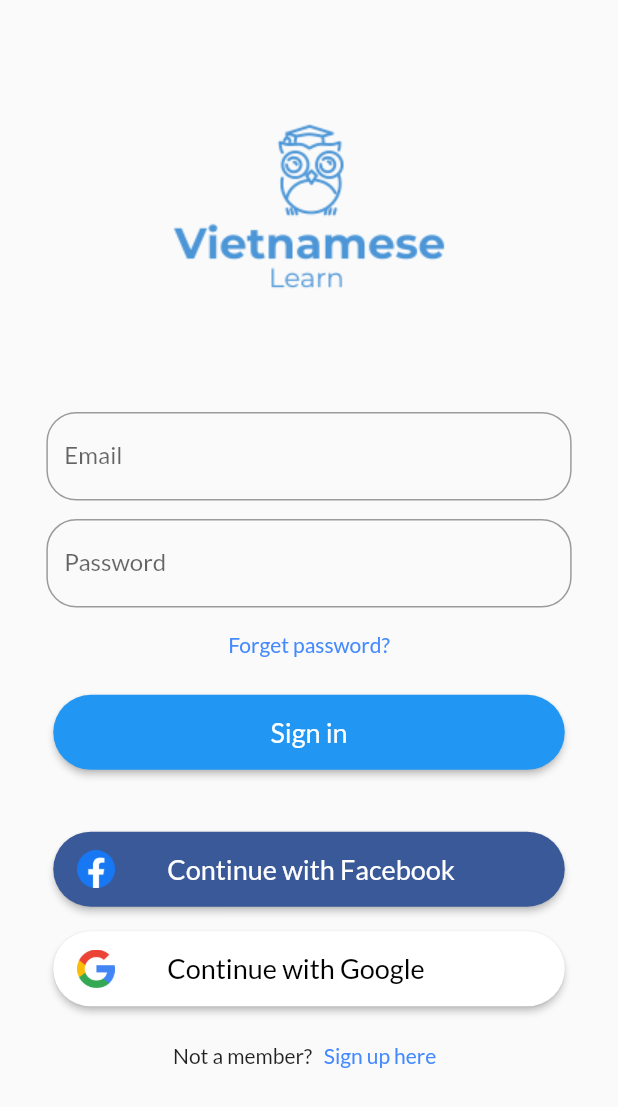
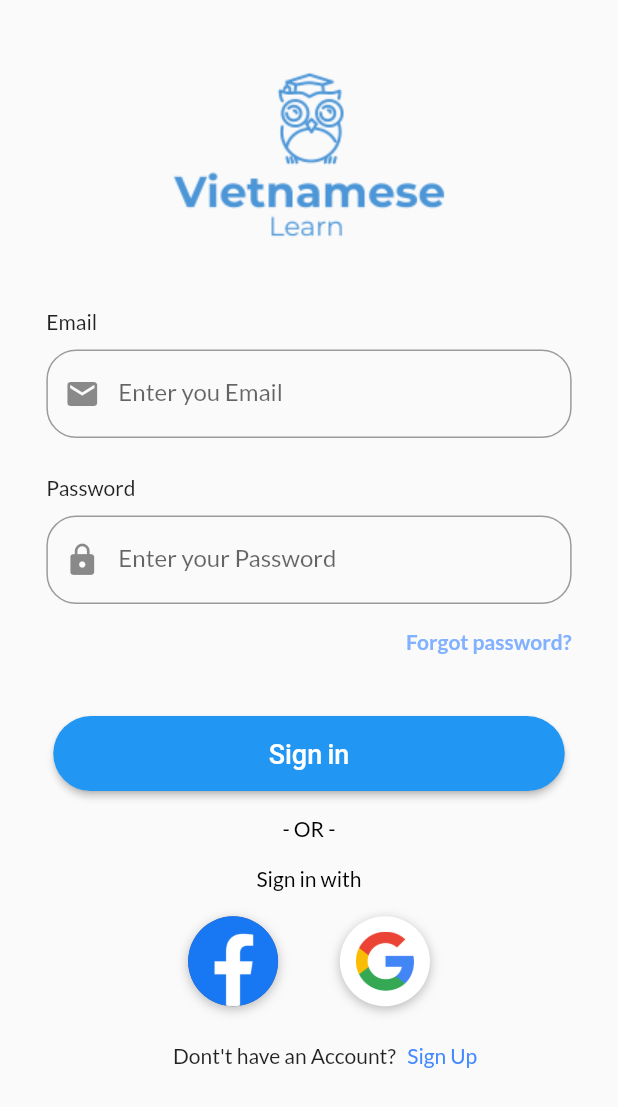
Before and after one commit to nguynduyanh169/vietnamese_learning, a Flutter app: the screen it shows after launch, on a phone screen of 412 x 824 dp. Shown: the top 1107 px of the screen. Run offline on Flutter 3.47's test engine with Material 2 defaults, Android fonts, the phone set to English and light mode, and no system bars; our stand-ins replace flutter_signin_button, flutter_svg, google_fonts, percent_indicator, persistent_bottom_nav_bar.

Commit message:
re-design home screen

```diff
--- a/lib/src/resources/login_page.dart
+++ b/lib/src/resources/login_page.dart
@@ -26,7 +26,7 @@ class _LoginPageState extends State<LoginPage> {
             mainAxisSize: MainAxisSize.max,
             children: <Widget>[
               Container(
-                height: MediaQuery.of(context).size.height / 3,
+                height: MediaQuery.of(context).size.height / 4,
                 decoration: BoxDecoration(
                     image: DecorationImage(
                         image:
@@ -34,15 +34,33 @@ class _LoginPageState extends State<LoginPage> {
               ),
               Container(
                 width: SizeConfig.blockSizeHorizontal * 85,
+                alignment: Alignment.topLeft,
+                padding: EdgeInsets.only(bottom: 10.0),
+
+                child: Text(
+                  "Email",
+                ),
+              ),
+              Container(
+                width: SizeConfig.blockSizeHorizontal * 85,
                 child: TextField(
                   decoration: InputDecoration(
                     border: OutlineInputBorder(
                         borderRadius: BorderRadius.circular(20.0)),
-                    labelText: 'Email',
+                    labelText: 'Enter you Email',
+                    prefixIcon: Icon(Icons.email),
                   ),
                 ),
               ),
-              SizedBox(height: SizeConfig.blockSizeVertical * 1.5),
+              SizedBox(height: SizeConfig.blockSizeVertical * 3.0),
+              Container(
+                width: SizeConfig.blockSizeHorizontal * 85,
+                alignment: Alignment.topLeft,
+                padding: EdgeInsets.only(bottom: 10.0),
+                child: Text(
+                  "Password",
+                ),
+              ),
               Container(
                 width: SizeConfig.blockSizeHorizontal * 85,
                 child: TextField(
@@ -50,14 +68,25 @@ class _LoginPageState extends State<LoginPage> {
                   decoration: InputDecoration(
                     border: OutlineInputBorder(
                         borderRadius: BorderRadius.circular(20.0)),
-                    labelText: 'Password',
+                    labelText: 'Enter your Password',
+                    prefixIcon: Icon(Icons.lock)
                   ),
                 ),
               ),
               SizedBox(height: SizeConfig.blockSizeVertical * 2),
               Container(
                 child: InkWell(
-                  child: Text("Forget password?", style: TextStyle(color: Colors.blueAccent),),
+                  child: Container(
+                    width: SizeConfig.blockSizeHorizontal * 85,
+                    alignment: Alignment.topRight,
+                    child: Text(
+                      "Forgot password?",
+                      style: TextStyle(
+                        color: Colors.blueAccent[100],
+                        fontWeight: FontWeight.bold
+                      ),
+                    ),
+                  ),
                   onTap: () {
                     Navigator.of(context).push(
                       PageRouteBuilder(
@@ -81,7 +110,7 @@ class _LoginPageState extends State<LoginPage> {
                 ),
               ),
               SizedBox(
-                height: SizeConfig.blockSizeVertical * 3,
+                height: SizeConfig.blockSizeVertical * 5,
               ),
               MaterialButton(
                 shape: RoundedRectangleBorder(
@@ -94,7 +123,10 @@ class _LoginPageState extends State<LoginPage> {
                     child: Padding(
                       child: Text(
                         "Sign in",
-                        style: TextStyle(color: Colors.white, fontSize: 18),
+                        style: TextStyle(color: Colors.white,
+                            fontSize: 18.0,
+                            fontFamily: 'OpenSans'
+                        ),
                       ),
                       padding: new EdgeInsets.only(left: 0.0),
                     ),
@@ -122,27 +154,71 @@ class _LoginPageState extends State<LoginPage> {
                 },
                 color: Colors.blue,
               ),
-              SizedBox(height: SizeConfig.blockSizeVertical * 5),
-              MaterialButton(
-                shape: RoundedRectangleBorder(
-                  borderRadius: BorderRadius.circular(100.0),
+              SizedBox(height: SizeConfig.blockSizeVertical * 2),
+              Container(
+                child: Text(
+                  "- OR -",
+                  style: TextStyle(
+                    color: Colors.black,
+                    fontWeight: FontWeight.w400,
+                  ),
                 ),
-                child: button('Facebook', context,
-                    'assets/images/facebook_logo.png', Colors.white),
-                onPressed: () {},
-                color: Color.fromRGBO(58, 89, 152, 1.0),
               ),
-              SizedBox(
-                  height: SizeConfig.blockSizeVertical * 2
+              SizedBox(height: SizeConfig.blockSizeVertical * 2),
+              Container(
+                child: Text(
+                  "Sign in with",
+                  style: TextStyle(
+                    color: Colors.black,
+                    fontWeight: FontWeight.w400,
+                  ),
+                ),
               ),
-              MaterialButton(
-                shape: RoundedRectangleBorder(
-                  borderRadius: BorderRadius.circular(100.0),
-                ),
-                child: button('Google', context,
-                    'assets/images/google_logo.png', Colors.black),
-                onPressed: () {},
-                color: Colors.white,
+              SizedBox(height: SizeConfig.blockSizeVertical * 2),
+              Row(
+                mainAxisAlignment: MainAxisAlignment.center,
+                crossAxisAlignment: CrossAxisAlignment.center,
+                children: [
+                  Container(
+                    height: 60.0,
+                    width: 60.0,
+                    decoration: BoxDecoration(
+                      shape: BoxShape.circle,
+                      color: Color.fromRGBO(58, 89, 152, 1.0),
+                      boxShadow: [
+                        BoxShadow(
+                          color: Colors.black26,
+                          offset: Offset(0, 2),
+                          blurRadius: 6.0,
+                        ),
+                      ],
+                      image: DecorationImage(
+                        scale: 13,
+                        image: AssetImage('assets/images/facebook_logo.png'),
+                      ),
+                    ),
+                  ),
+                  SizedBox(width: SizeConfig.blockSizeHorizontal * 10),
+                  Container(
+                    height: 60.0,
+                    width: 60.0,
+                    decoration: BoxDecoration(
+                      shape: BoxShape.circle,
+                      color: Colors.white,
+                      boxShadow: [
+                        BoxShadow(
+                          color: Colors.black26,
+                          offset: Offset(0, 2),
+                          blurRadius: 6.0,
+                        ),
+                      ],
+                      image: DecorationImage(
+                        scale: 13,
+                        image: AssetImage('assets/images/google_logo.png'),
+                      ),
+                    ),
+                  ),
+                ],
               ),
               SizedBox(
                 height: SizeConfig.blockSizeVertical * 3,
@@ -151,10 +227,10 @@ class _LoginPageState extends State<LoginPage> {
                 padding: EdgeInsets.only(left: SizeConfig.blockSizeHorizontal * 28),
                 child: Row(
                   children: <Widget>[
-                    Text("Not a member? "),
+                    Text("Dont't have an Account? "),
                     SizedBox(width: 5,),
                     InkWell(
-                      child: Text("Sign up here", style: TextStyle(color: Colors.blueAccent),),
+                      child: Text("Sign Up", style: TextStyle(color: Colors.blueAccent),),
                       onTap: () {
                         Navigator.of(context).push(
                           PageRouteBuilder(
--- a/lib/src/widgets/sign_in_button.dart
+++ b/lib/src/widgets/sign_in_button.dart
@@ -3,21 +3,15 @@ import 'package:flutter/material.dart';
 Widget button(title, BuildContext context, uri,
     [color = const Color.fromRGBO(68, 68, 76, .8)]) {
   return Container(
-    width: MediaQuery.of(context).size.width * 0.75,
-    height: 50.0,
     child: Center(
       child: Row(
         crossAxisAlignment: CrossAxisAlignment.center,
         children: <Widget>[
           Image.asset(
             uri,
-            width: 25.0,
+            width: 30.0,
           ),
           Padding(
-            child: Text(
-              "Continue with $title",
-              style: TextStyle(color: color, fontSize: 18),
-            ),
             padding: new EdgeInsets.only(left: 35.0),
           ),
         ],
--- a/pubspec.yaml
+++ b/pubspec.yaml
@@ -45,3 +45,4 @@ flutter:
      - assets/images/vocabulary_logo.png
      - assets/images/conversation_logo.png
      - assets/images/quiz_logo.png
+     - assets/images/email.png
```
Also changed, not shown: assets/images/VL.png (added), assets/images/email.png (added), pubspec.lock.
